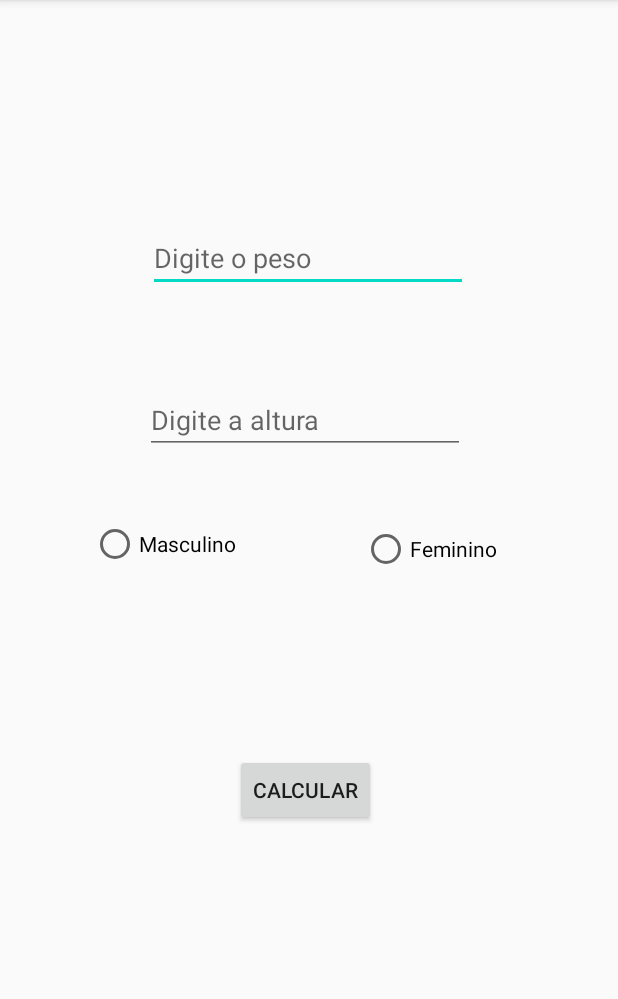
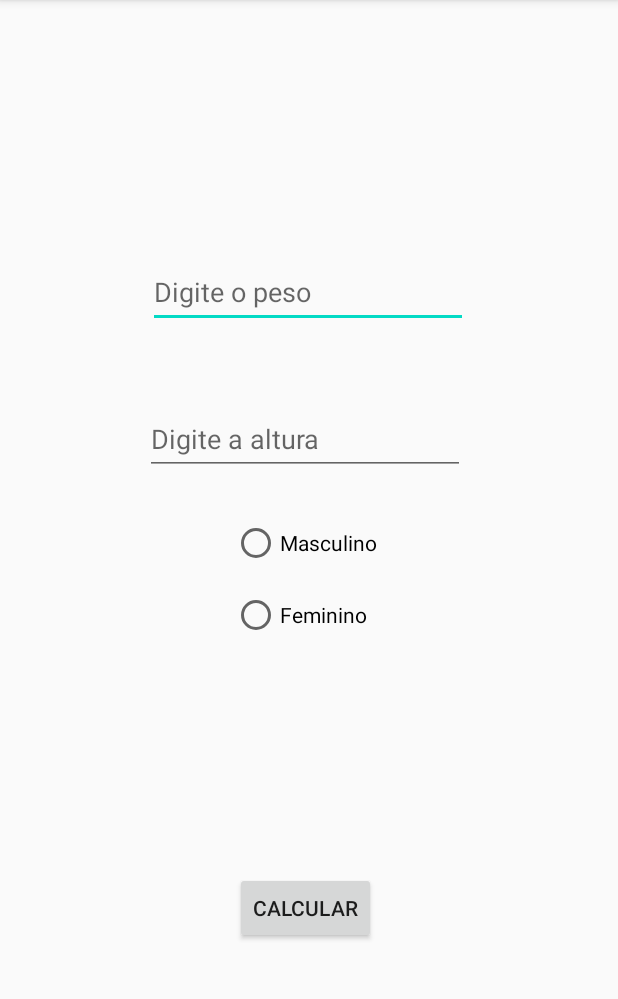
Before and after one commit to Elis4Torres/calculadoraIMC, an Android app: the screen it shows after launch (MainActivity), on a phone screen of 412 x 824 dp, the part 84-1083 px from its top. Run offline under Robolectric (Android 15) with nearby library versions, the phone set to English and light mode, and no system bars.

Commit message:
projeto final

```diff
--- a/app/src/main/java/com/example/calculoimc/MainActivity.java
+++ b/app/src/main/java/com/example/calculoimc/MainActivity.java
@@ -36,7 +36,7 @@ public class MainActivity extends AppCompatActivity {
             resultNum.setText(Double.valueOf(resultado).toString());
             if (sexoM.isChecked()) {
                 if(resultado < 20){
-                    result.setText("Abaixo do normal");
+                    result.setText("Abaixo do peso normal");
                 } else if(resultado >= 20 && resultado <= 24.9) {
                     result.setText("Normal");
                 } else if(resultado >= 25 && resultado <= 29.9){
@@ -48,7 +48,7 @@ public class MainActivity extends AppCompatActivity {
                 }
             } else if(sexoM.isChecked() == false && sexoF.isChecked() == true) {
                 if(resultado < 19){
-                    result.setText("Abaixo do Normal");
+                    result.setText("Abaixo do peso normal");
                 } else if(resultado >= 19 && resultado <= 23.9) {
                     result.setText("Normal");
                 } else if(resultado >= 24 && resultado <= 28.9){
--- a/app/src/main/res/layout/activity_main.xml
+++ b/app/src/main/res/layout/activity_main.xml
@@ -11,12 +11,13 @@
         android:layout_width="wrap_content"
         android:layout_height="wrap_content"
         android:layout_marginStart="100dp"
-        android:layout_marginTop="137dp"
+        android:layout_marginTop="250dp"
         android:layout_marginEnd="101dp"
         android:layout_marginBottom="30dp"
         android:ems="10"
         android:hint="@string/txtPeso"
         android:inputType="number|numberDecimal"
+        android:minHeight="48dp"
         app:layout_constraintBottom_toTopOf="@+id/txtAltura"
         app:layout_constraintEnd_toEndOf="parent"
         app:layout_constraintStart_toStartOf="parent"
@@ -33,59 +34,31 @@
         android:ems="10"
         android:hint="@string/txtAltura"
         android:inputType="number|numberDecimal"
+        android:minHeight="48dp"
         app:layout_constraintBottom_toBottomOf="parent"
         app:layout_constraintEnd_toEndOf="parent"
         app:layout_constraintStart_toStartOf="parent"
         app:layout_constraintTop_toBottomOf="@+id/txtPeso" />
-
-    <RadioButton
-        android:id="@+id/rdnMasc"
-        android:layout_width="wrap_content"
-        android:layout_height="wrap_content"
-        android:layout_marginStart="65dp"
-        android:layout_marginTop="38dp"
-        android:layout_marginEnd="42dp"
-        android:layout_marginBottom="383dp"
-        android:text="@string/rdnMasc"
-        app:layout_constraintBottom_toBottomOf="parent"
-        app:layout_constraintEnd_toStartOf="@+id/rdnFemi"
-        app:layout_constraintStart_toStartOf="parent"
-        app:layout_constraintTop_toBottomOf="@+id/txtAltura" />
-
-    <RadioButton
-        android:id="@+id/rdnFemi"
-        android:layout_width="wrap_content"
-        android:layout_height="wrap_content"
-        android:layout_marginStart="42dp"
-        android:layout_marginTop="41dp"
-        android:layout_marginEnd="86dp"
-        android:layout_marginBottom="380dp"
-        android:checked="false"
-        android:text="@string/rdnFemi"
-        app:layout_constraintBottom_toBottomOf="parent"
-        app:layout_constraintEnd_toEndOf="parent"
-        app:layout_constraintStart_toEndOf="@+id/rdnMasc"
-        app:layout_constraintTop_toBottomOf="@+id/txtAltura" />
 
     <TextView
         android:id="@+id/txtResultado"
         android:layout_width="wrap_content"
         android:layout_height="wrap_content"
         android:layout_marginStart="174dp"
-        android:layout_marginTop="150dp"
+        android:layout_marginTop="450dp"
         android:layout_marginEnd="179dp"
         android:layout_marginBottom="324dp"
         app:layout_constraintBottom_toBottomOf="parent"
         app:layout_constraintEnd_toEndOf="parent"
         app:layout_constraintStart_toStartOf="parent"
-        app:layout_constraintTop_toBottomOf="@+id/txtAltura" />
+        app:layout_constraintTop_toTopOf="parent" />
 
     <Button
         android:id="@+id/btnCalcular"
         android:layout_width="wrap_content"
         android:layout_height="wrap_content"
         android:layout_marginStart="159dp"
-        android:layout_marginTop="51dp"
+        android:layout_marginTop="350dp"
         android:layout_marginEnd="164dp"
         android:layout_marginBottom="224dp"
         android:onClick="CalcularIMC"
@@ -93,18 +66,47 @@
         app:layout_constraintBottom_toBottomOf="parent"
         app:layout_constraintEnd_toEndOf="parent"
         app:layout_constraintStart_toStartOf="parent"
-        app:layout_constraintTop_toBottomOf="@+id/txtResultado" />
+        app:layout_constraintTop_toBottomOf="@+id/txtAltura" />
 
     <TextView
         android:id="@+id/txtNum"
         android:layout_width="wrap_content"
         android:layout_height="wrap_content"
         android:layout_marginStart="170dp"
-        android:layout_marginTop="91dp"
+        android:layout_marginTop="200dp"
         android:layout_marginEnd="177dp"
         android:layout_marginBottom="81dp"
         app:layout_constraintBottom_toTopOf="@+id/btnCalcular"
         app:layout_constraintEnd_toEndOf="parent"
         app:layout_constraintStart_toStartOf="parent"
         app:layout_constraintTop_toBottomOf="@+id/txtAltura" />
+
+    <RadioGroup
+        android:layout_width="157dp"
+        android:layout_height="98dp"
+        android:layout_marginStart="154dp"
+        android:layout_marginTop="21dp"
+        android:layout_marginEnd="100dp"
+        android:layout_marginBottom="145dp"
+        app:layout_constraintBottom_toTopOf="@+id/btnCalcular"
+        app:layout_constraintEnd_toEndOf="parent"
+        app:layout_constraintStart_toStartOf="parent"
+        app:layout_constraintTop_toBottomOf="@+id/txtAltura">
+
+        <RadioButton
+            android:id="@+id/rdnMasc"
+            android:layout_width="wrap_content"
+            android:layout_height="wrap_content"
+            android:minHeight="48dp"
+            android:text="@string/rdnMasc" />
+
+        <RadioButton
+            android:id="@+id/rdnFemi"
+            android:layout_width="wrap_content"
+            android:layout_height="wrap_content"
+            android:checked="false"
+            android:minHeight="48dp"
+            android:text="@string/rdnFemi" />
+    </RadioGroup>
+
 </android.support.constraint.ConstraintLayout>
```
